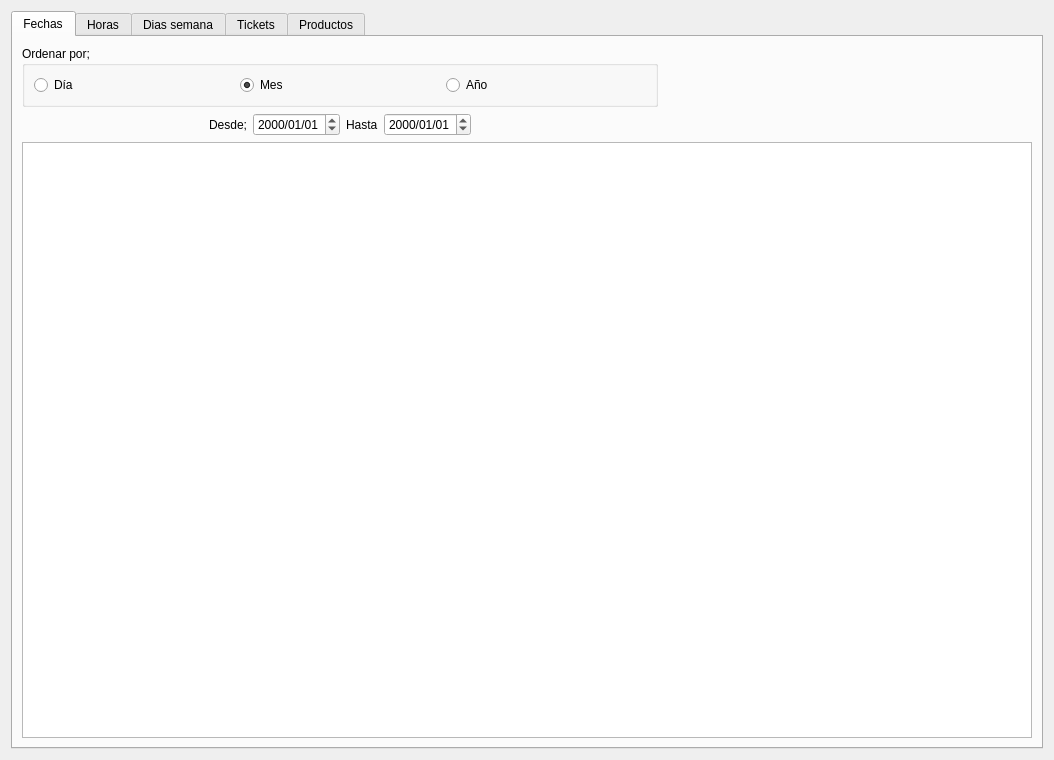
Before: the Qt Designer form ventasusuariowidget.ui in Ladis72/tienda, drawn with Qt 5.
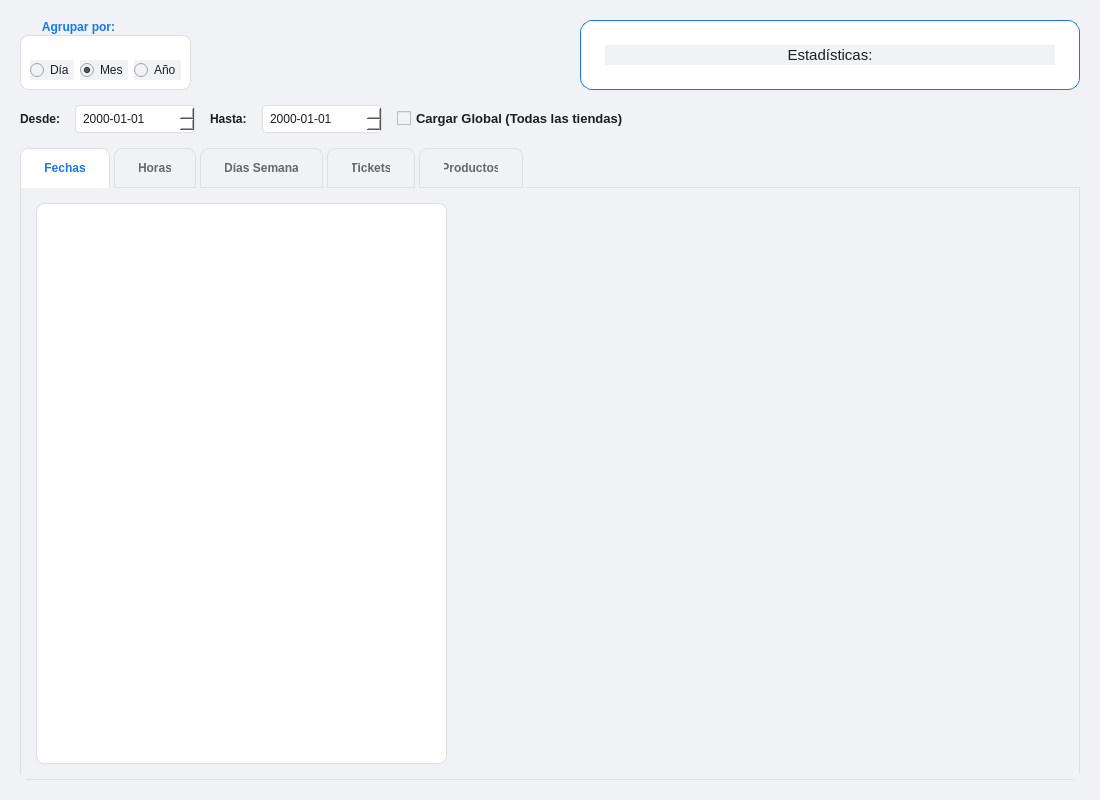
After: the same form once the commit is applied.

The edit to the form file:
```diff
--- a/ventasusuariowidget.ui
+++ b/ventasusuariowidget.ui
@@ -6,15 +6,213 @@
    <rect>
     <x>0</x>
     <y>0</y>
-    <width>1054</width>
-    <height>760</height>
+    <width>1100</width>
+    <height>800</height>
    </rect>
   </property>
   <property name="windowTitle">
    <string>Form</string>
   </property>
+  <property name="styleSheet">
+   <string notr="true">QWidget { background-color: #f0f2f5; color: #1c1e21; font-family: 'Segoe UI', Roboto, Helvetica, Arial, sans-serif; }
+QTableView { background-color: white; border: 1px solid #dddfe2; border-radius: 8px; selection-background-color: #e7f3ff; selection-color: #1877f2; gridline-color: #f0f2f5; }
+QHeaderView::section { background-color: #f0f2f5; padding: 10px; border: none; border-bottom: 2px solid #dddfe2; font-weight: bold; color: #65676b; }
+QTabWidget::pane { border: 1px solid #dddfe2; top: -1px; background: white; border-bottom-left-radius: 8px; border-bottom-right-radius: 8px; }
+QTabBar::tab { background: #f0f2f5; border: 1px solid #dddfe2; padding: 12px 24px; border-top-left-radius: 8px; border-top-right-radius: 8px; margin-right: 4px; font-weight: 600; color: #65676b; }
+QTabBar::tab:selected { background: white; border-bottom-color: white; color: #1877f2; }
+QGroupBox { font-weight: bold; border: 1px solid #dddfe2; border-radius: 8px; margin-top: 15px; padding-top: 15px; background: white; }
+QGroupBox::title { subcontrol-origin: margin; left: 15px; padding: 0 5px; color: #1877f2; }
+QDateEdit { padding: 5px; border: 1px solid #dddfe2; border-radius: 4px; background: white; }
+QCheckBox { font-weight: bold; color: #1c1e21; }</string>
+  </property>
   <layout class="QGridLayout" name="gridLayout_2">
+   <property name="leftMargin">
+    <number>20</number>
+   </property>
+   <property name="topMargin">
+    <number>20</number>
+   </property>
+   <property name="rightMargin">
+    <number>20</number>
+   </property>
+   <property name="bottomMargin">
+    <number>20</number>
+   </property>
+   <property name="spacing">
+    <number>15</number>
+   </property>
    <item row="0" column="0">
+    <layout class="QHBoxLayout" name="topLayout">
+     <property name="spacing">
+      <number>15</number>
+     </property>
+     <item>
+      <widget class="QGroupBox" name="groupBox">
+       <property name="title">
+        <string>Agrupar por:</string>
+       </property>
+       <layout class="QHBoxLayout" name="horizontalLayout_2">
+        <item>
+         <widget class="QRadioButton" name="radioDia">
+          <property name="text">
+           <string>Día</string>
+          </property>
+         </widget>
+        </item>
+        <item>
+         <widget class="QRadioButton" name="radioMes">
+          <property name="text">
+           <string>Mes</string>
+          </property>
+          <property name="checked">
+           <bool>true</bool>
+          </property>
+         </widget>
+        </item>
+        <item>
+         <widget class="QRadioButton" name="radioAnio">
+          <property name="text">
+           <string>Año</string>
+          </property>
+         </widget>
+        </item>
+       </layout>
+      </widget>
+     </item>
+     <item>
+      <spacer name="horizontalSpacer">
+       <property name="orientation">
+        <enum>Qt::Horizontal</enum>
+       </property>
+       <property name="sizeHint" stdset="0">
+        <size>
+         <width>40</width>
+         <height>20</height>
+        </size>
+       </property>
+      </spacer>
+     </item>
+     <item>
+      <widget class="QFrame" name="frameStats">
+       <property name="minimumSize">
+        <size>
+         <width>500</width>
+         <height>0</height>
+        </size>
+       </property>
+       <property name="styleSheet">
+        <string notr="true">QFrame#frameStats { background-color: #ffffff; border: 1px solid #1877f2; border-radius: 12px; padding: 15px; }</string>
+       </property>
+       <layout class="QVBoxLayout" name="statsLayout">
+        <item>
+         <widget class="QLabel" name="lblStats">
+          <property name="font">
+           <font>
+            <pointsize>11</pointsize>
+            <weight>50</weight>
+            <bold>false</bold>
+           </font>
+          </property>
+          <property name="text">
+           <string>Estadísticas:</string>
+          </property>
+          <property name="alignment">
+           <set>Qt::AlignCenter</set>
+          </property>
+         </widget>
+        </item>
+       </layout>
+      </widget>
+     </item>
+    </layout>
+   </item>
+   <item row="1" column="0">
+    <layout class="QHBoxLayout" name="horizontalLayout_3">
+     <property name="spacing">
+      <number>15</number>
+     </property>
+     <item>
+      <widget class="QLabel" name="label">
+       <property name="font">
+        <font>
+         <weight>75</weight>
+         <bold>true</bold>
+        </font>
+       </property>
+       <property name="text">
+        <string>Desde:</string>
+       </property>
+      </widget>
+     </item>
+     <item>
+      <widget class="QDateEdit" name="dateDesde">
+       <property name="minimumSize">
+        <size>
+         <width>120</width>
+         <height>0</height>
+        </size>
+       </property>
+       <property name="displayFormat">
+        <string>yyyy-MM-dd</string>
+       </property>
+      </widget>
+     </item>
+     <item>
+      <widget class="QLabel" name="label_2">
+       <property name="font">
+        <font>
+         <weight>75</weight>
+         <bold>true</bold>
+        </font>
+       </property>
+       <property name="text">
+        <string>Hasta:</string>
+       </property>
+      </widget>
+     </item>
+     <item>
+      <widget class="QDateEdit" name="dateHasta">
+       <property name="minimumSize">
+        <size>
+         <width>120</width>
+         <height>0</height>
+        </size>
+       </property>
+       <property name="displayFormat">
+        <string>yyyy-MM-dd</string>
+       </property>
+      </widget>
+     </item>
+     <item>
+      <widget class="QCheckBox" name="chkGlobal">
+       <property name="font">
+        <font>
+         <pointsize>10</pointsize>
+         <weight>75</weight>
+         <bold>true</bold>
+        </font>
+       </property>
+       <property name="text">
+        <string>Cargar Global (Todas las tiendas)</string>
+       </property>
+      </widget>
+     </item>
+     <item>
+      <spacer name="horizontalSpacer_2">
+       <property name="orientation">
+        <enum>Qt::Horizontal</enum>
+       </property>
+       <property name="sizeHint" stdset="0">
+        <size>
+         <width>40</width>
+         <height>20</height>
+        </size>
+       </property>
+      </spacer>
+     </item>
+    </layout>
+   </item>
+   <item row="2" column="0">
     <widget class="QTabWidget" name="tabWidge">
      <property name="currentIndex">
       <number>0</number>
@@ -23,77 +221,37 @@
       <attribute name="title">
        <string>Fechas</string>
       </attribute>
-      <layout class="QGridLayout" name="gridLayout_3">
-       <item row="3" column="1">
-        <layout class="QHBoxLayout" name="horizontalLayout_3">
-         <item>
-          <widget class="QLabel" name="label">
-           <property name="text">
-            <string>Desde;</string>
-           </property>
-          </widget>
-         </item>
-         <item>
-          <widget class="QDateEdit" name="dateDesde">
-           <property name="displayFormat">
-            <string>yyyy/MM/dd</string>
-           </property>
-          </widget>
-         </item>
-         <item>
-          <widget class="QLabel" name="label_2">
-           <property name="text">
-            <string>Hasta</string>
-           </property>
-          </widget>
-         </item>
-         <item>
-          <widget class="QDateEdit" name="dateHasta">
-           <property name="displayFormat">
-            <string>yyyy/MM/dd</string>
-           </property>
-          </widget>
-         </item>
-        </layout>
-       </item>
-       <item row="0" column="0" colspan="3">
-        <widget class="QGroupBox" name="groupBox">
-         <property name="title">
-          <string>Ordenar por;</string>
+      <layout class="QHBoxLayout" name="horizontalLayout_Fechas" stretch="2,3">
+       <property name="spacing">
+        <number>20</number>
+       </property>
+       <property name="leftMargin">
+        <number>15</number>
+       </property>
+       <property name="topMargin">
+        <number>15</number>
+       </property>
+       <property name="rightMargin">
+        <number>15</number>
+       </property>
+       <property name="bottomMargin">
+        <number>15</number>
+       </property>
+       <item>
+        <widget class="QTableView" name="tableResumen">
+         <property name="alternatingRowColors">
+          <bool>true</bool>
          </property>
-         <layout class="QHBoxLayout" name="horizontalLayout_2">
-          <item>
-           <widget class="QRadioButton" name="radioDia">
-            <property name="text">
-             <string>Día</string>
-            </property>
-           </widget>
-          </item>
-          <item>
-           <widget class="QRadioButton" name="radioMes">
-            <property name="text">
-             <string>Mes</string>
-            </property>
-            <property name="checked">
-             <bool>true</bool>
-            </property>
-           </widget>
-          </item>
-          <item>
-           <widget class="QRadioButton" name="radioAnio">
-            <property name="text">
-             <string>Año</string>
-            </property>
-           </widget>
-          </item>
-         </layout>
+         <property name="verticalScrollMode">
+          <enum>QAbstractItemView::ScrollPerPixel</enum>
+         </property>
+         <property name="horizontalScrollMode">
+          <enum>QAbstractItemView::ScrollPerPixel</enum>
+         </property>
         </widget>
        </item>
-       <item row="4" column="5">
-        <layout class="QGridLayout" name="fechasLayout"/>
-       </item>
-       <item row="4" column="0" colspan="5">
-        <widget class="QTableView" name="tableResumen"/>
+       <item>
+        <layout class="QVBoxLayout" name="fechasLayout"/>
        </item>
       </layout>
      </widget>
@@ -104,7 +262,7 @@
      </widget>
      <widget class="QWidget" name="tabSemana">
       <attribute name="title">
-       <string>Dias semana</string>
+       <string>Días Semana</string>
       </attribute>
      </widget>
      <widget class="QWidget" name="tabTickets">
```
Left out of the diff: 96 changed lines with no effect on the pictures.
